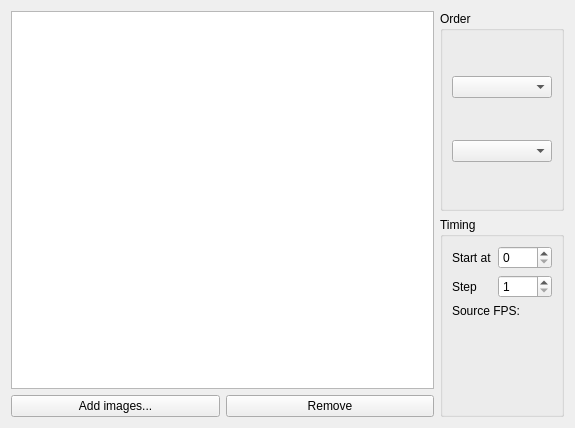
First picture: the form in libs/ui/forms/wdgimportimagesequence.ui, repository KDE/krita, before the edit.
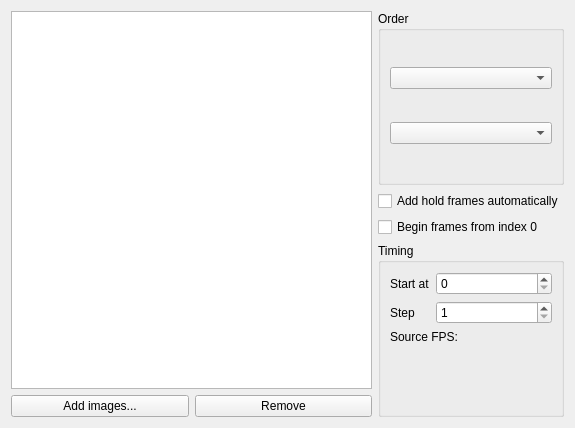
Second picture: the form after the edit. Custom widgets are drawn as their Qt base class.

Commit message:
Auto add hold frames on importing from files
The patch adds hold frames according to file name numbering. The
frames can either be imported in ascending or descending order.

```diff
--- a/libs/ui/forms/wdgimportimagesequence.ui
+++ b/libs/ui/forms/wdgimportimagesequence.ui
@@ -66,6 +66,26 @@
          </layout>
         </widget>
        </item>
+       <item>
+        <widget class="QCheckBox" name="autoAddHoldframesBox">
+         <property name="toolTip">
+          <string>&lt;html&gt;&lt;head/&gt;&lt;body&gt;&lt;p&gt;Adds the imported frames in their respective slots as per the sequence numbers in the file name&lt;/p&gt;&lt;/body&gt;&lt;/html&gt;</string>
+         </property>
+         <property name="text">
+          <string>Add hold frames automatically</string>
+         </property>
+        </widget>
+       </item>
+       <item>
+        <widget class="QCheckBox" name="beginFromZeroIndexBox">
+         <property name="toolTip">
+          <string>&lt;html&gt;&lt;head/&gt;&lt;body&gt;&lt;p&gt;The first imported frame will be placed in #0 instead instead of #1&lt;/p&gt;&lt;/body&gt;&lt;/html&gt;</string>
+         </property>
+         <property name="text">
+          <string>Begin frames from index 0</string>
+         </property>
+        </widget>
+       </item>
        <item>
         <widget class="QGroupBox" name="groupBox_2">
          <property name="title">
```
Left out of the diff: 12 changed lines with no effect on the pictures. The commit also changes 5 other files.
